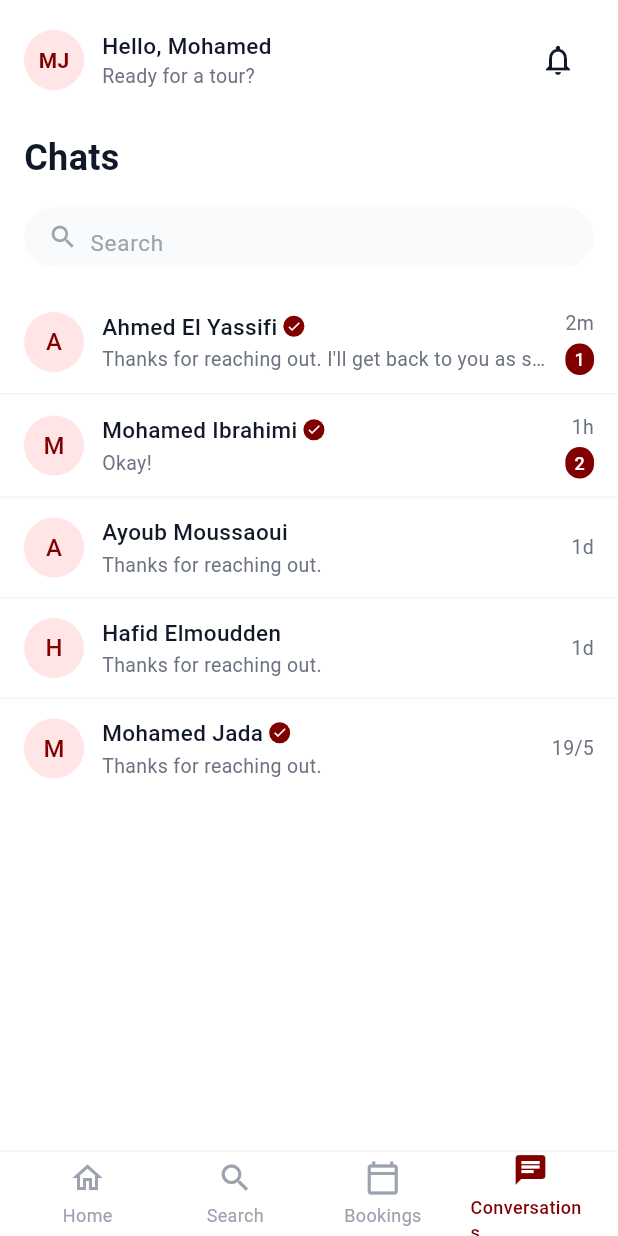
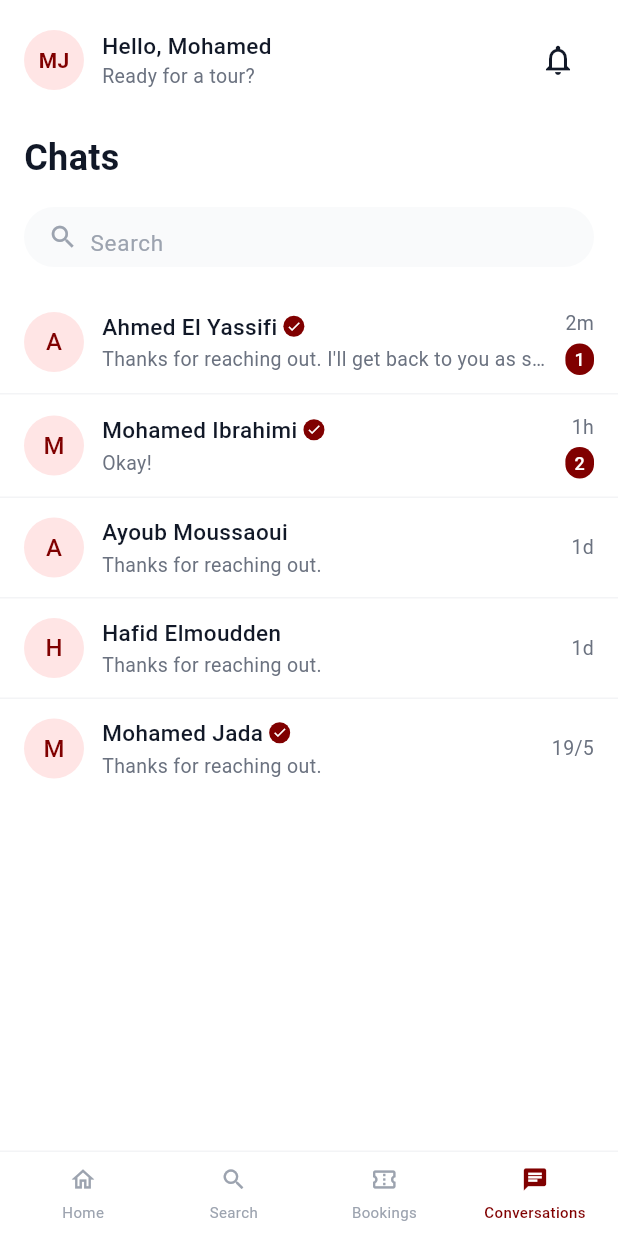
Before and after one commit to xmawe/guidini_mobile_app, a Flutter app: the screen it shows after launch, on a phone screen of 412 x 824 dp. Run offline on Flutter 3.47's test engine with Material 3 defaults, Android fonts, the light colour scheme and no system bars; project files that could hold a hidden picture were left out.

Commit message:
Update navigation bar icons and layout; add new home icon asset and adjust bottom navigation item sizes for improved UI

```diff
--- a/lib/widgets/common/bottom_nav_bar.dart
+++ b/lib/widgets/common/bottom_nav_bar.dart
@@ -44,8 +44,8 @@
                 onTap: () => onTap(1),
               ),
               _NavItem(
-                icon: Icons.calendar_today_outlined,
-                selectedIcon: Icons.calendar_today,
+                icon: Icons.confirmation_number_outlined,
+                selectedIcon: Icons.confirmation_number,
                 label: 'Bookings',
                 isSelected: currentIndex == 2,
                 onTap: () => onTap(2),
@@ -86,20 +86,20 @@
     return InkWell(
       onTap: onTap,
       child: SizedBox(
-        width: 80,
+        width: 90,
         child: Column(
-          mainAxisSize: MainAxisSize.min,
+          mainAxisAlignment: MainAxisAlignment.center,
           children: [
             Icon(
               isSelected ? selectedIcon : icon,
+              size: 18,
               color: isSelected ? AppColors.primary800 : AppColors.gray400,
-              size: 24,
             ),
-            const SizedBox(height: 4),
+            const SizedBox(height: 6),
             Text(
               label,
               style: TextStyle(
-                fontSize: 12,
+                fontSize: 10,
                 color: isSelected ? AppColors.primary800 : AppColors.gray400,
                 fontWeight: isSelected ? FontWeight.w500 : FontWeight.w400,
               ),
--- a/pubspec.yaml
+++ b/pubspec.yaml
@@ -26,4 +26,4 @@
         - asset: lib/assets/fonts/InstrumentSans-Bold.ttf
           weight: 700
   assets:
-    - lib/assets/images/
+    - lib/assets/images/nav_icons/
```
Also changed, not shown: lib/assets/images/nav_icons/home.png (added).
